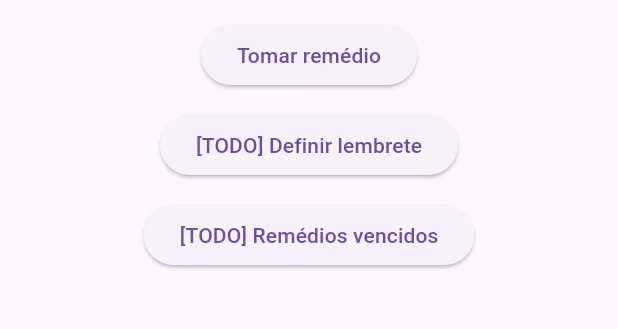
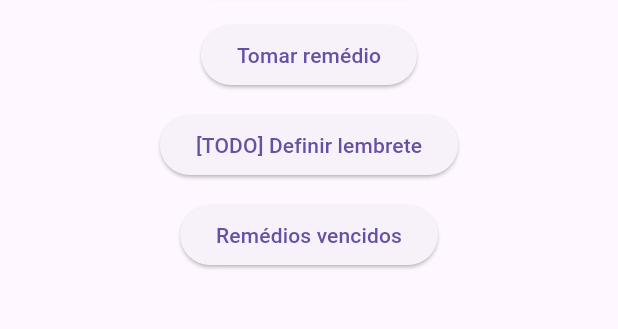
Before and after one commit to Rangel07/home_pharmacy, a Flutter app: the screen it shows after launch, on a phone screen of 412 x 824 dp, the part 560-889 px from its top. Run offline on Flutter 3.47's test engine with Material 3 defaults, Android fonts, the phone set to English and light mode, and no system bars; our stand-ins replace get, mask_text_input_formatter, sqflite; accounts and stored records are empty.

Commit message:
finalized expired medications page

```diff
--- a/lib/app/modules/home/views/home_view.dart
+++ b/lib/app/modules/home/views/home_view.dart
@@ -33,7 +33,7 @@ class HomeView extends GetView<HomeController> {
             ),
             ElevatedButton(
               onPressed: () => Get.to(() => ExpiredMedicationsView()),
-              child: const Text('[TODO] Remédios vencidos'),
+              child: const Text('Remédios vencidos'),
             ),
           ],
         ),
```
